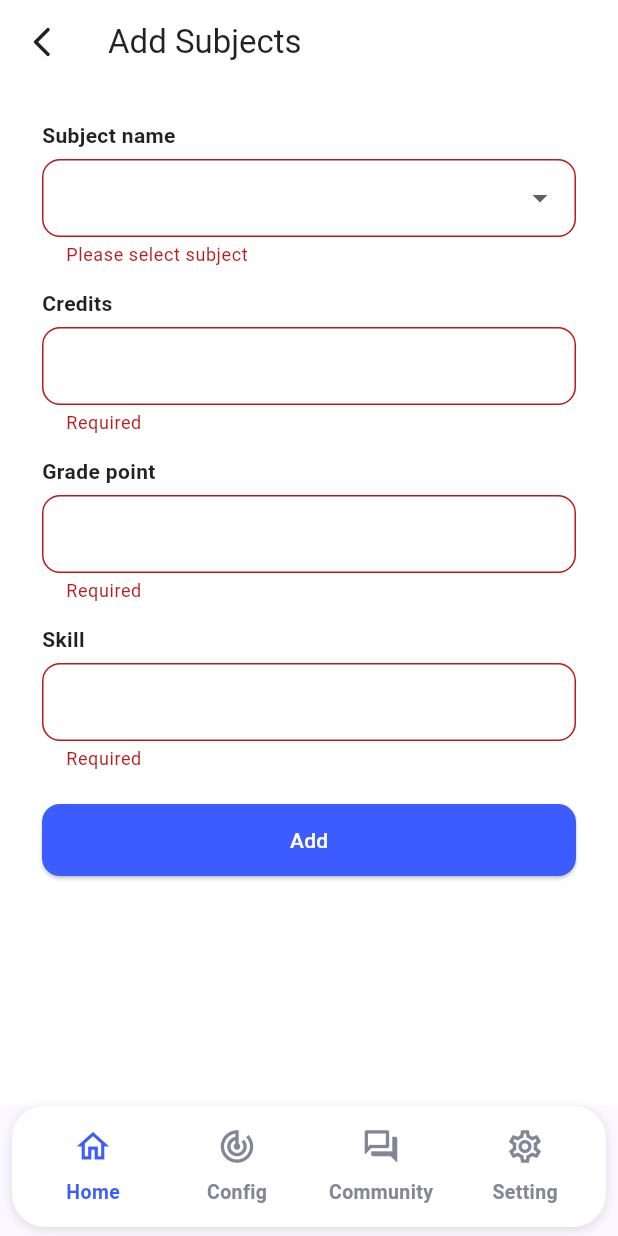
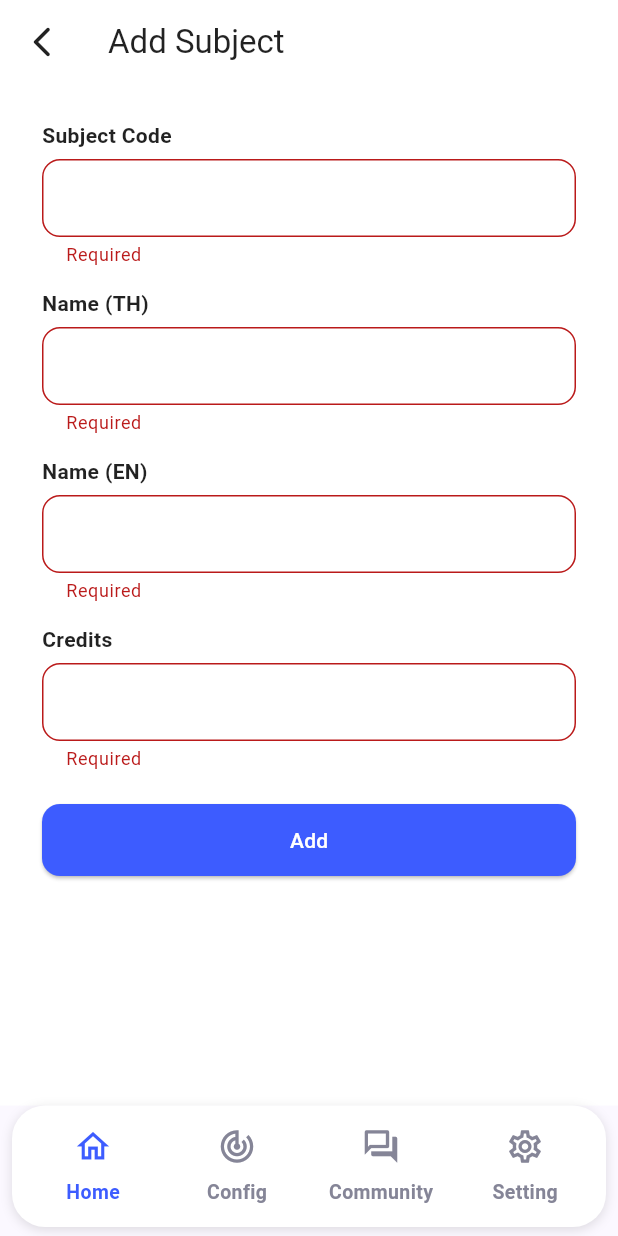
Before and after one commit to D5en15/rmutl-fullProject, a Flutter app: the SubjectAddPage screen opened by its route, after a tap on "Add", on a phone screen of 412 x 824 dp. Run offline on Flutter 3.47's test engine with Material 3 defaults, Android fonts, the phone set to English and light mode, and no system bars; our stand-ins replace cloud_firestore, firebase_auth, firebase_core, go_router; accounts and stored records are empty.

Commit message:
admin full control subject

```diff
--- a/lib/ui/admin/subject_add_page.dart
+++ b/lib/ui/admin/subject_add_page.dart
@@ -1,6 +1,7 @@
+// lib/ui/admin/subject_add_page.dart
 import 'package:flutter/material.dart';
 import 'package:go_router/go_router.dart';
-import 'package:flutter/services.dart';
+import 'package:cloud_firestore/cloud_firestore.dart';
 
 class SubjectAddPage extends StatefulWidget {
   const SubjectAddPage({super.key});
@@ -12,29 +13,30 @@ class SubjectAddPage extends StatefulWidget {
 class _SubjectAddPageState extends State<SubjectAddPage> {
   // design tokens
   static const _primary = Color(0xFF3D5CFF);
-  static const _border  = Color(0xFFEFF1F7);
-  static const _shadow  = Color(0x0D000000);
+  static const _border = Color(0xFFEFF1F7);
+  static const _shadow = Color(0x0D000000);
 
   final _form = GlobalKey<FormState>();
 
-  String? _name;
+  final _code = TextEditingController();
+  final _nameTh = TextEditingController();
+  final _nameEn = TextEditingController();
   final _credits = TextEditingController();
-  final _gpa     = TextEditingController();
-  final _skill   = TextEditingController();
 
   @override
   void dispose() {
+    _code.dispose();
+    _nameTh.dispose();
+    _nameEn.dispose();
     _credits.dispose();
-    _gpa.dispose();
-    _skill.dispose();
     super.dispose();
   }
 
-  InputDecoration _boxDeco({String? hint}) => InputDecoration(
-        hintText: hint,
+  InputDecoration _boxDeco() => InputDecoration(
         filled: true,
         fillColor: Colors.white,
-        contentPadding: const EdgeInsets.symmetric(horizontal: 12, vertical: 14),
+        contentPadding:
+            const EdgeInsets.symmetric(horizontal: 12, vertical: 14),
         border: OutlineInputBorder(
           borderRadius: BorderRadius.circular(12),
           borderSide: const BorderSide(color: _border),
@@ -49,9 +51,13 @@ class _SubjectAddPageState extends State<SubjectAddPage> {
         alignment: Alignment.centerLeft,
         child: Padding(
           padding: const EdgeInsets.only(bottom: 6),
-          child: Text(text,
-              style: const TextStyle(
-                  fontWeight: FontWeight.w600, color: Colors.black87)),
+          child: Text(
+            text,
+            style: const TextStyle(
+              fontWeight: FontWeight.w600,
+              color: Colors.black87,
+            ),
+          ),
         ),
       );
 
@@ -60,14 +66,14 @@ class _SubjectAddPageState extends State<SubjectAddPage> {
     return Scaffold(
       backgroundColor: Colors.white,
       appBar: AppBar(
-        title: const Text('Add Subjects'),
+        title: const Text('Add Subject'),
         backgroundColor: Colors.white,
         foregroundColor: Colors.black87,
         elevation: 0,
         automaticallyImplyLeading: false,
         leading: IconButton(
           icon: const Icon(Icons.arrow_back_ios_new_rounded),
-          // ✅ กลับไปหน้า Dashboard → Subjects list
+          // ✅ กลับไปหน้า Subjects list
           onPressed: () => context.go('/admin/config/subjects'),
         ),
       ),
@@ -87,55 +93,36 @@ class _SubjectAddPageState extends State<SubjectAddPage> {
                 child: Column(
                   crossAxisAlignment: CrossAxisAlignment.start,
                   children: [
-                    _fieldLabel('Subject name'),
-                    DropdownButtonFormField<String>(
-                      value: _name,
+                    _fieldLabel('Subject Code'),
+                    TextFormField(
+                      controller: _code,
                       decoration: _boxDeco(),
-                      items: const [
-                        'Programming 101',
-                        'Linear Algebra',
-                        'Physics for Engineer'
-                      ]
-                          .map((e) =>
-                              DropdownMenuItem(value: e, child: Text(e)))
-                          .toList(),
-                      onChanged: (v) => setState(() => _name = v),
-                      validator: (v) => v == null || v.isEmpty
-                          ? 'Please select subject'
-                          : null,
+                      validator: (v) =>
+                          (v == null || v.trim().isEmpty) ? 'Required' : null,
+                    ),
+                    const SizedBox(height: 14),
+
+                    _fieldLabel('Name (TH)'),
+                    TextFormField(
+                      controller: _nameTh,
+                      decoration: _boxDeco(),
+                      validator: (v) =>
+                          (v == null || v.trim().isEmpty) ? 'Required' : null,
+                    ),
+                    const SizedBox(height: 14),
+
+                    _fieldLabel('Name (EN)'),
+                    TextFormField(
+                      controller: _nameEn,
+                      decoration: _boxDeco(),
+                      validator: (v) =>
+                          (v == null || v.trim().isEmpty) ? 'Required' : null,
                     ),
                     const SizedBox(height: 14),
 
                     _fieldLabel('Credits'),
                     TextFormField(
                       controller: _credits,
-                      decoration: _boxDeco(),
-                      keyboardType: TextInputType.number,
-                      inputFormatters: [
-                        FilteringTextInputFormatter.allow(RegExp(r'[0-9]'))
-                      ],
-                      validator: (v) =>
-                          (v == null || v.isEmpty) ? 'Required' : null,
-                    ),
-                    const SizedBox(height: 14),
-
-                    _fieldLabel('Grade point'),
-                    TextFormField(
-                      controller: _gpa,
-                      decoration: _boxDeco(),
-                      keyboardType:
-                          const TextInputType.numberWithOptions(decimal: true),
-                      inputFormatters: [
-                        FilteringTextInputFormatter.allow(RegExp(r'^\d*\.?\d{0,2}'))
-                      ],
-                      validator: (v) =>
-                          (v == null || v.isEmpty) ? 'Required' : null,
-                    ),
-                    const SizedBox(height: 14),
-
-                    _fieldLabel('Skill'),
-                    TextFormField(
-                      controller: _skill,
                       decoration: _boxDeco(),
                       validator: (v) =>
                           (v == null || v.trim().isEmpty) ? 'Required' : null,
@@ -167,11 +154,19 @@ class _SubjectAddPageState extends State<SubjectAddPage> {
     );
   }
 
-  void _submit() {
+  Future<void> _submit() async {
     if (!(_form.currentState?.validate() ?? false)) return;
 
+    await FirebaseFirestore.instance.collection('subjects').add({
+      'code': _code.text.trim(),
+      'name_th': _nameTh.text.trim(),
+      'name_en': _nameEn.text.trim(),
+      'credits': _credits.text.trim(),
+    });
+
+    if (!mounted) return;
     ScaffoldMessenger.of(context).showSnackBar(
-      const SnackBar(content: Text('Added (mock)')),
+      const SnackBar(content: Text('Subject added')),
     );
 
     context.go('/admin/config/subjects');
```
Also changed, not shown: lib/ui/admin/subject_edit_page.dart (+86 -56 lines), lib/ui/admin/subjects_manage_page.dart (+98 -24 lines).
